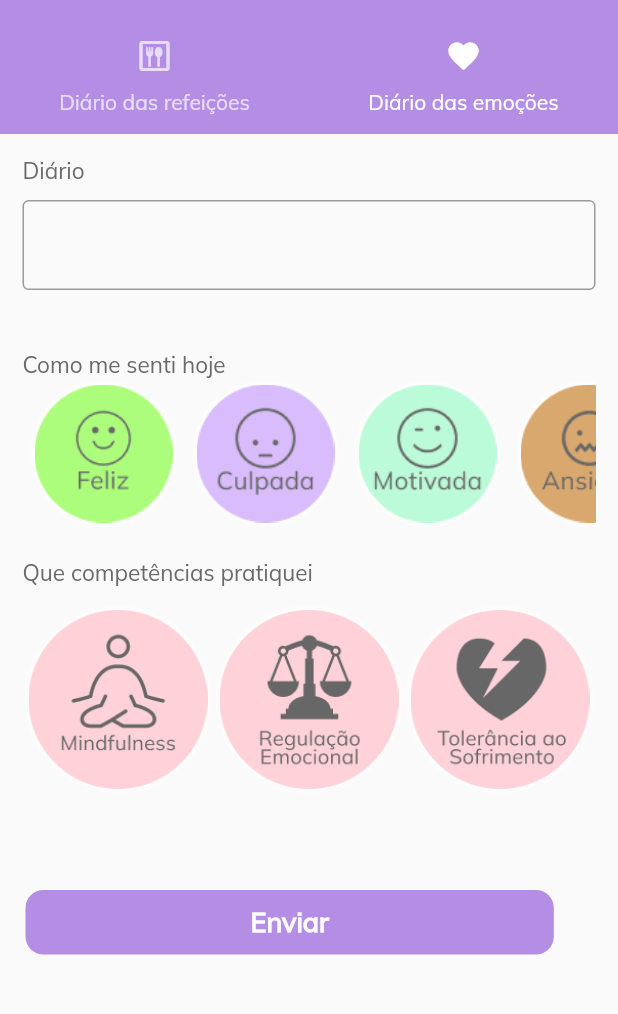
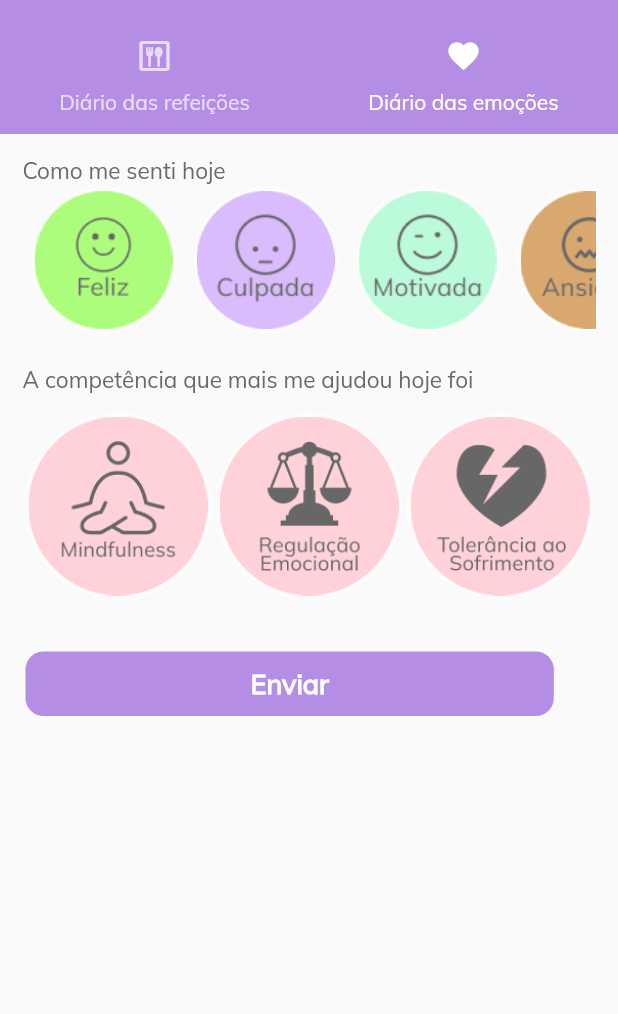
Before and after one commit to MartaMariz/PI_PCAs, a Flutter app: the AddRecord screen opened directly, tab 2 chosen, after a tap on "Enviar", on a phone screen of 412 x 824 dp, the part 61-1075 px from its top. Run offline on Flutter 3.47's test engine with Material 2 defaults, Android fonts, the phone set to English and light mode, and no system bars; our stand-ins replace cloud_firestore, firebase_auth, firebase_core; accounts and stored records are empty.

Commit message:
Diário das emocoes actually maybe donegit add .

```diff
--- a/lib/view/pages/add_record_view.dart
+++ b/lib/view/pages/add_record_view.dart
@@ -75,18 +75,19 @@ class _RecordState extends State<AddRecord>{
   ];
 
   List<String> modules = [
-    "Mindfulness",
-    "Regulação Emocional",
-    "Tolerância a Sofrimento"
+    "Competências de Mindfulness",
+    "Competências de Regulação Emocional",
+    "Competências de Tolerância ao Sofrimento"
   ];
 
-  final _diaryController = TextEditingController();
   int _feelingController = -1;
   int _moduleController = -1;
+  int _subModuleController = -1;
   late String title;
   late double width;
-
+  List<String> submodules = [];
   late AppUser user;
+  bool dataRead = false;
   final _database = DatabaseService();
 
 
@@ -98,14 +99,39 @@ class _RecordState extends State<AddRecord>{
     } else {
       userCode = userInfo.code;
     }
+    if (_feelingController == -1 || _moduleController == -1 ||
+        _subModuleController == -1){
+      ScaffoldMessenger.of(context).showSnackBar(
+        const SnackBar(content: Text('Preencha todos os campos para enviar')),
+      );
+      return;
+    }
 
     await _database.updateEmotionRecordData(userCode,
-        title+" de "+DateTime.now().year.toString(), _diaryController.text,
-      emotions[_feelingController], modules[_moduleController]);
+        title+" de "+DateTime.now().year.toString(),
+      emotions[_feelingController], submodules[_subModuleController]);
     Navigator.push(
         context,
         MaterialPageRoute(builder: (context) => Wrapper())
     );
+  }
+
+
+  void updateSubs() async{
+    if (_moduleController != -1) {
+      var subs = await _database.getSubmodules(modules[_moduleController]);
+      setState(() {
+        submodules = subs;
+        dataRead = true;
+      });
+    }
+  }
+
+  @override
+  void didChangeDependencies() {
+    print("called");
+    super.didChangeDependencies();
+    updateSubs();
   }
 
   @override
@@ -178,20 +204,6 @@ class _RecordState extends State<AddRecord>{
                       child: Column(
                         crossAxisAlignment: CrossAxisAlignment.start,
                         children: [
-                          const Text("Diário",
-                            style: TextStyle(color: textGrayColor, fontSize: 15),),
-                          const SizedBox(height: 10,),
-                          SizedBox(
-                              width: width-25,
-                              height: 80,
-                              child: TextFormField(
-                                controller: _diaryController,
-                                decoration: const InputDecoration(
-                                  border: OutlineInputBorder(),
-                                ),
-                              )
-                          ),
-                          const SizedBox(height: 20,),
                           const Text("Como me senti hoje",
                             style: TextStyle(color: textGrayColor, fontSize: 15),),
                           SizedBox(
@@ -212,7 +224,7 @@ class _RecordState extends State<AddRecord>{
                             ),
                           ),
                           const SizedBox(height: 20,),
-                          const Text("Que competências pratiquei",
+                          const Text("A competência que mais me ajudou hoje foi",
                             style: TextStyle(color: textGrayColor, fontSize: 15),),
                           SizedBox(
                             width: width-25,
@@ -231,8 +243,34 @@ class _RecordState extends State<AddRecord>{
                               ],
                             ),
                           ),
-                          const SizedBox(height: 50,),
+                          _moduleController == -1?
+                              const SizedBox() :
+                              !dataRead ? const Center(
+                                child: CircularProgressIndicator(
+                                  color: mainColor,
+                                  strokeWidth: 5,
+                                ),
+                              ) :
+                              SizedBox(
+                                width: width-25,
+                                height: 150,
+                                child: Column(
+                                  children: [
+                                    Expanded(
+                                        child: ListView.builder(
+                                            scrollDirection: Axis.vertical,
+                                            itemCount: submodules.length,
+                                            itemBuilder: (BuildContext ctx, int index){
+                                              return listSubmodules(submodules[index], index);
+                                            }
+                                        )
+                                    ),
+                                  ],
+                                ),
+                              ),
+
                           //enviar button
+                          const SizedBox(height: 20,),
                           Padding(padding: const EdgeInsets.all(2.0),
                             child: GestureDetector(
                               onTap: sendData,
@@ -266,8 +304,15 @@ class _RecordState extends State<AddRecord>{
 
   Widget iconSlider(String image, int index, bool isFeeling) {
     return GestureDetector(
-        onTap: () {setState(() => isFeeling?
-        _feelingController = index : _moduleController = index);},
+        onTap: () {setState(() { if(isFeeling) {
+          _feelingController = index;
+        } else {
+          _moduleController = index;
+          print(_moduleController);
+          dataRead = false;
+        }});
+          didChangeDependencies();
+          },
         child: Padding(
           padding: const EdgeInsets.all(4),
           child:
@@ -286,7 +331,22 @@ class _RecordState extends State<AddRecord>{
             child: Image.asset(image, width: isFeeling? 100 : width/3-18,),
           ),
         )
-
     );
   }
+
+  Widget listSubmodules(String submodule, int index) {
+    return GestureDetector(
+        onTap: () {setState(() {
+          _subModuleController = index;
+        });},
+        child: Padding(
+          padding: const EdgeInsets.all(4),
+          child: Text(submodule,
+              style: TextStyle(color: _subModuleController == index?
+                  mainColor : textGrayColor, fontSize: 15),
+          ),
+        )
+    );
+  }
+
 }
--- a/lib/view/pages/module/content_view.dart
+++ b/lib/view/pages/module/content_view.dart
@@ -55,6 +55,11 @@ class _ContentView extends State<ContentView>{
       widget.module.checkLocks();
       widget.module.checkFinal(widget.subModule.id);
       _database.addSubModule(user.id, widget.subModule.id);
+      widget.module.name == "O quê é?"?
+      Navigator.push(
+          context,
+          MaterialPageRoute(builder: (context) => SubModuleListView(module: widget.module))
+      ) :
       Navigator.push(
           context,
           MaterialPageRoute(builder: (context) => FeedbackView(module: widget.module, subModule: widget.subModule))
--- a/lib/view/pages/module/exercise_view.dart
+++ b/lib/view/pages/module/exercise_view.dart
@@ -3,6 +3,7 @@ import 'package:flutter/material.dart';
 import 'package:pi_pcas/models/module.dart';
 import 'package:pi_pcas/models/submodule.dart';
 import 'package:pi_pcas/services/database.dart';
+import 'package:pi_pcas/view/pages/module/submodules_list_view.dart';
 import 'package:provider/provider.dart';
 
 import '../../../models/app_user.dart';
@@ -34,6 +35,11 @@ class _ExerciseView extends State<ExerciseView>{
     widget.module.checkLocks();
     widget.module.checkFinal(widget.subModule.id);
     _database.addSubModule(user.id, widget.subModule.id);
+    widget.module.name == "O quê é?"?
+    Navigator.push(
+        context,
+        MaterialPageRoute(builder: (context) => SubModuleListView(module: widget.module))
+    ) :
     Navigator.push(
         context,
         MaterialPageRoute(builder: (context) => FeedbackView(module: widget.module, subModule: widget.subModule))
--- a/lib/view/pages/module/feedback_view.dart
+++ b/lib/view/pages/module/feedback_view.dart
@@ -117,7 +117,7 @@ class _FeedbackView extends State<FeedbackView>{
                           child: Column(
                               mainAxisAlignment: MainAxisAlignment.center,
                               children: [
-                                const Text("Por favor responde às seguintes perguntas para sabermos o que pensas sobre esta subcompetência",
+                                const Text("Por favor responde às seguintes perguntas para sabermos o que pensas sobre esta competência",
                                   style: mainTextStyle,),
                                 const SizedBox(height: 50,),
                                 const Text("Esta atividade foi útil?",
--- a/lib/view/pages/module/modules_home_view.dart
+++ b/lib/view/pages/module/modules_home_view.dart
@@ -31,6 +31,7 @@ class _ModulesState extends State<Modules>{
       dataRead = true;
     });
   }
+
   @override
   void didChangeDependencies() {
     super.didChangeDependencies();
@@ -47,7 +48,6 @@ class _ModulesState extends State<Modules>{
 
   @override
   Widget build(BuildContext context) {
-
     return Scaffold(
       appBar: AppBar(
         elevation:0.0,
--- a/lib/view/pages/module/submodule_view.dart
+++ b/lib/view/pages/module/submodule_view.dart
@@ -55,6 +55,11 @@ class _SubModuleView extends State<SubModuleView>{
       widget.module.checkLocks();
       widget.module.checkFinal(widget.subModule.id);
       _database.addSubModule(user.id, widget.subModule.id);
+      widget.module.name == "O quê é?"?
+      Navigator.push(
+          context,
+          MaterialPageRoute(builder: (context) => SubModuleListView(module: widget.module))
+      ) :
       Navigator.push(
           context,
           MaterialPageRoute(builder: (context) => FeedbackView(module: widget.module, subModule: widget.subModule))
--- a/lib/view/widgets/meal_card.dart
+++ b/lib/view/widgets/meal_card.dart
@@ -103,6 +103,10 @@ class _MealCardState extends State<MealCard>{
     widget.meal.food = _foodController.text;
 
     await _database.updateRecordData(userCode, widget.meal);
+
+    ScaffoldMessenger.of(context).showSnackBar(
+      const SnackBar(content: Text('Refeição enviada com sucesso')),
+    );
   }
 
 
--- a/lib/view/widgets/submodel_card.dart
+++ b/lib/view/widgets/submodel_card.dart
@@ -22,8 +22,8 @@ class SubModuleCard extends StatelessWidget{
         if (subModule.locked){
           showDialog(context: context,
               builder: (_) =>  const AlertDialog(
-                title: Text('Ainda não desbloqueaste esta subcompetência'),
-                content: Text('Complete as subcompetências anteriores para poderes aceder a este conteúdo. Boa sorte!'),
+                title: Text('Ainda não desbloqueaste esta competência'),
+                content: Text('Complete as competências anteriores para poderes aceder a este conteúdo. Boa sorte!'),
               ),
               barrierDismissible: true)
           ;
```
Also changed, not shown: lib/services/database.dart (+17 -5 lines).
